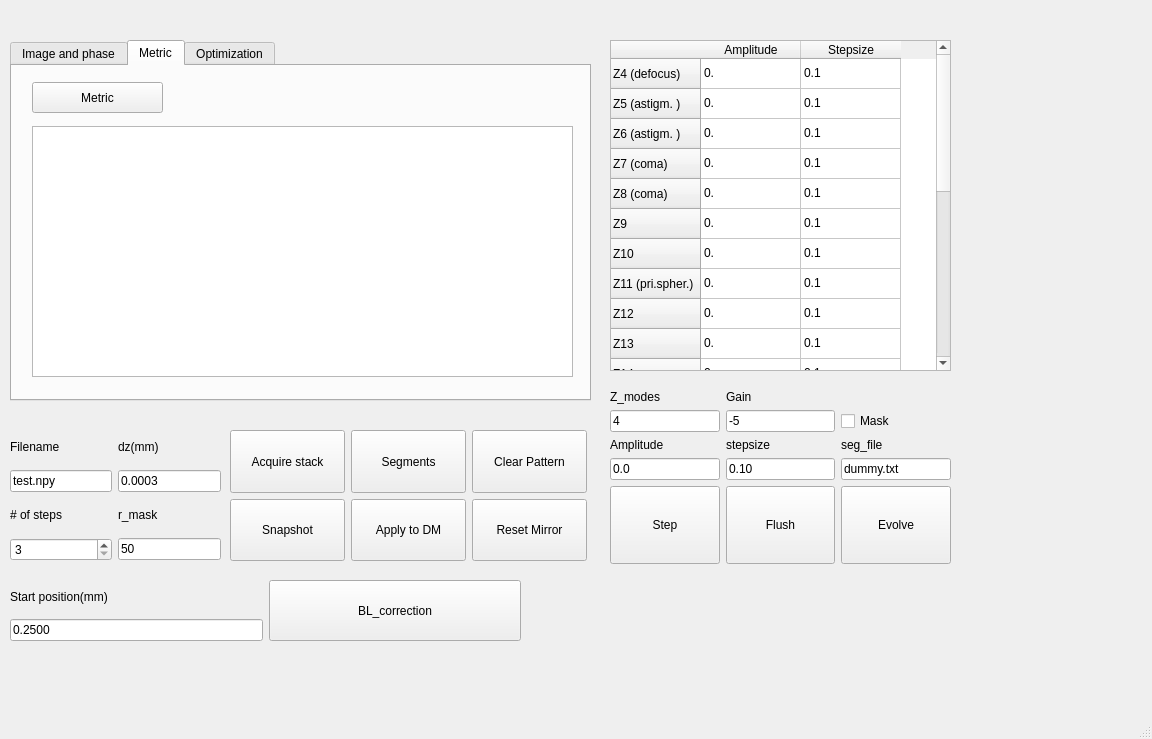
Old version of the form modules/BMC_multicorrection/BMC_multicorrection_design.ui in the repository Huanglab-ucsf/InControl.
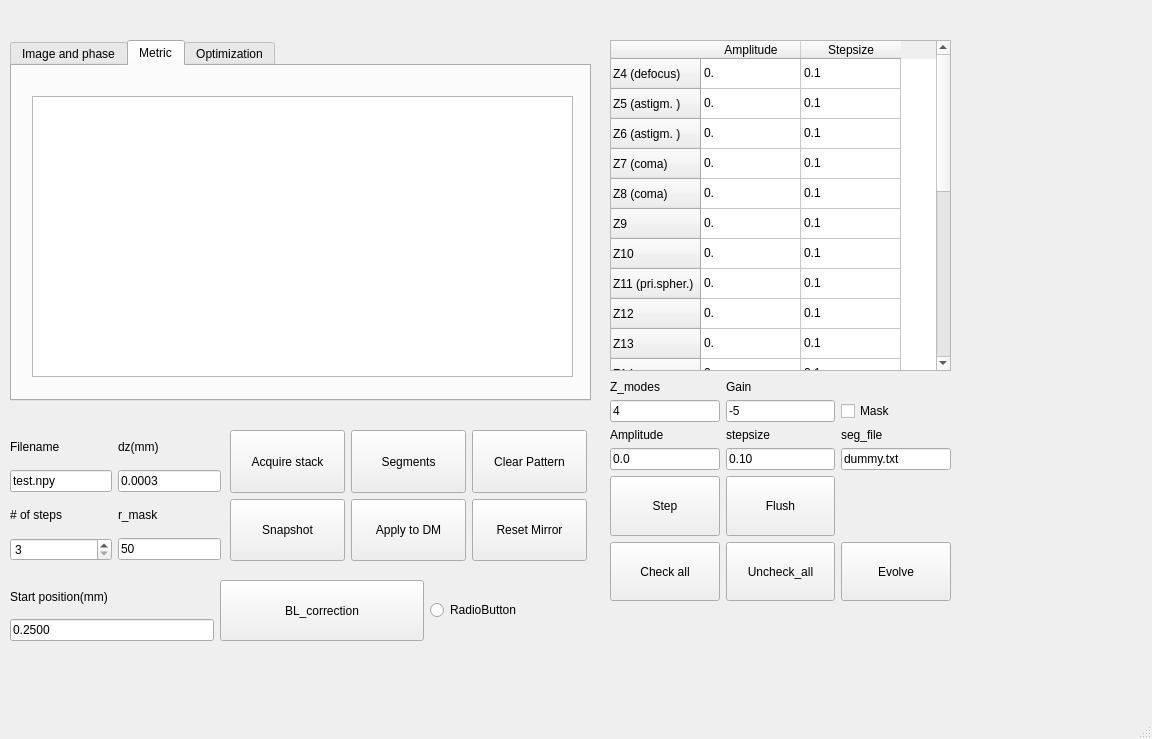
New version of the form. The open tabs and pages were chosen to show the change.

The edit to the form file:
```diff
--- a/modules/BMC_multicorrection/BMC_multicorrection_design.ui
+++ b/modules/BMC_multicorrection/BMC_multicorrection_design.ui
@@ -126,7 +126,7 @@
      </rect>
     </property>
     <property name="currentIndex">
-     <number>1</number>
+     <number>0</number>
     </property>
     <widget class="QWidget" name="tab_image_phase">
      <attribute name="title">
@@ -161,28 +161,12 @@
       <property name="geometry">
        <rect>
         <x>20</x>
-        <y>60</y>
+        <y>30</y>
         <width>541</width>
-        <height>251</height>
+        <height>281</height>
        </rect>
       </property>
      </widget>
-     <widget class="QPushButton" name="pushButton_metric">
-      <property name="geometry">
-       <rect>
-        <x>20</x>
-        <y>16</y>
-        <width>131</width>
-        <height>31</height>
-       </rect>
-      </property>
-      <property name="text">
-       <string>Metric</string>
-      </property>
-     </widget>
-     <zorder>mpl_metrics</zorder>
-     <zorder>pushButton_metric</zorder>
-     <zorder>verticalLayoutWidget_2</zorder>
     </widget>
     <widget class="QWidget" name="tab_Optimize">
      <attribute name="title">
@@ -547,9 +531,9 @@
     <property name="geometry">
      <rect>
       <x>610</x>
-      <y>390</y>
+      <y>380</y>
       <width>341</width>
-      <height>174</height>
+      <height>221</height>
      </rect>
     </property>
     <layout class="QGridLayout" name="grid_zernset">
@@ -646,13 +630,6 @@
        </property>
       </widget>
      </item>
-     <item row="1" column="2">
-      <widget class="QCheckBox" name="checkBox_mask">
-       <property name="text">
-        <string>Mask</string>
-       </property>
-      </widget>
-     </item>
      <item row="2" column="1">
       <widget class="QLabel" name="label_zernstep">
        <property name="sizePolicy">
@@ -692,7 +669,14 @@
        </property>
       </widget>
      </item>
-     <item row="4" column="2">
+     <item row="1" column="2">
+      <widget class="QCheckBox" name="checkBox_mask">
+       <property name="text">
+        <string>Mask</string>
+       </property>
+      </widget>
+     </item>
+     <item row="5" column="2">
       <widget class="QPushButton" name="pushButton_evolve">
        <property name="sizePolicy">
         <sizepolicy hsizetype="Expanding" vsizetype="Expanding">
@@ -705,6 +689,32 @@
        </property>
       </widget>
      </item>
+     <item row="5" column="0">
+      <widget class="QPushButton" name="pushButton_checkall">
+       <property name="sizePolicy">
+        <sizepolicy hsizetype="Expanding" vsizetype="Expanding">
+         <horstretch>0</horstretch>
+         <verstretch>0</verstretch>
+        </sizepolicy>
+       </property>
+       <property name="text">
+        <string>Check all</string>
+       </property>
+      </widget>
+     </item>
+     <item row="5" column="1">
+      <widget class="QPushButton" name="pushButton_uncheckall">
+       <property name="sizePolicy">
+        <sizepolicy hsizetype="Expanding" vsizetype="Expanding">
+         <horstretch>0</horstretch>
+         <verstretch>0</verstretch>
+        </sizepolicy>
+       </property>
+       <property name="text">
+        <string>Uncheck_all</string>
+       </property>
+      </widget>
+     </item>
     </layout>
    </widget>
    <widget class="QWidget" name="gridLayoutWidget">
@@ -851,16 +861,15 @@
        </property>
       </widget>
      </item>
+     <item>
+      <widget class="QRadioButton" name="radioButton_laser">
+       <property name="text">
+        <string>RadioButton</string>
+       </property>
+      </widget>
+     </item>
     </layout>
    </widget>
-   <zorder>gridLayoutWidget_2</zorder>
-   <zorder>tab_display</zorder>
-   <zorder>table_Zcoeffs</zorder>
-   <zorder>gridLayoutWidget_3</zorder>
-   <zorder>gridLayoutWidget</zorder>
-   <zorder>verticalLayoutWidget</zorder>
-   <zorder>horizontalLayoutWidget</zorder>
-   <zorder>label_starting</zorder>
   </widget>
   <widget class="QMenuBar" name="menubar">
    <property name="geometry">
```
